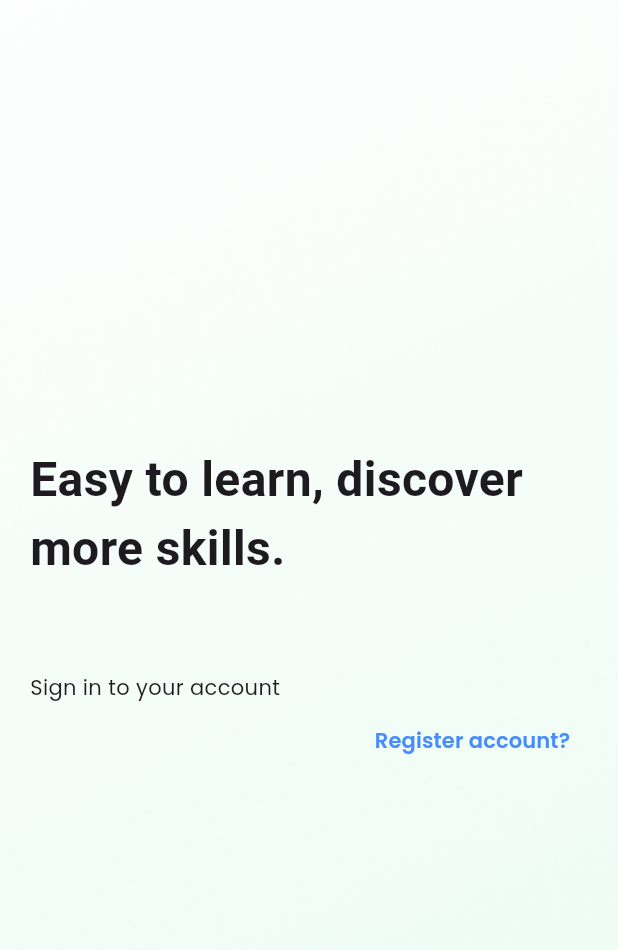
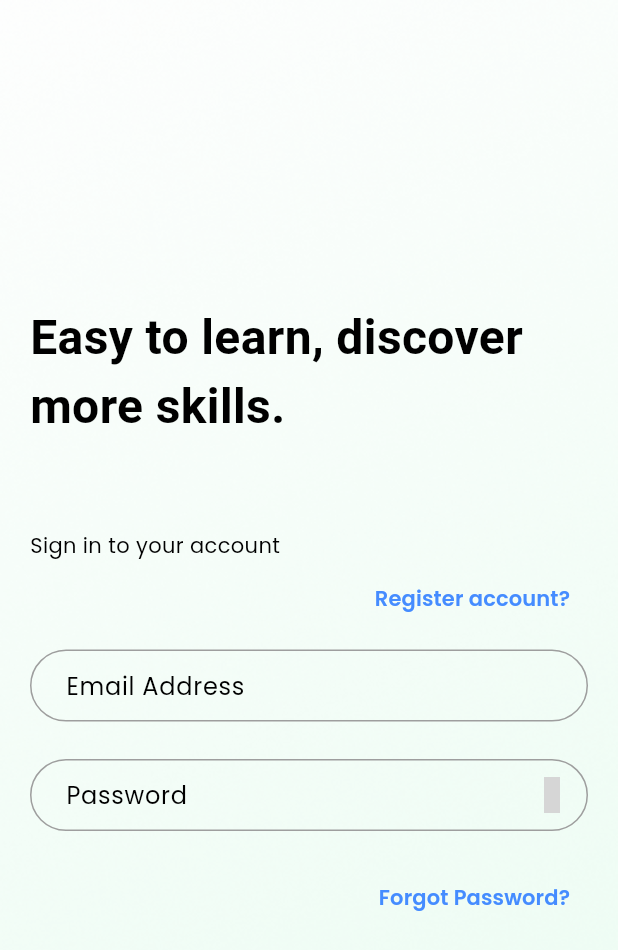
Before and after one commit to Jagmeet236/TeachingAPP, a Flutter app: the SignInPage screen opened by its route, on a phone screen of 412 x 824 dp. Shown: the top 950 px of the screen. Run offline on Flutter 3.47's test engine with Material 3 defaults, Android fonts, the phone set to English and light mode, and no system bars; our stand-ins replace bloc, cloud_firestore, dartz, equatable, firebase_auth, firebase_core and 8 more; accounts and stored records are empty; project files that could hold a hidden picture were left out; grey boxes are pictures that could not be loaded.

Commit message:
added the sign_in_form widget, fixed routes,

```diff
--- /dev/null
+++ b/lib/core/common/widgets/app_text_field.dart
@@ -0,0 +1,79 @@
+import 'package:flutter/material.dart';
+
+class AppTextField extends StatelessWidget {
+  const AppTextField({
+    required this.controller,
+    super.key,
+    this.validator,
+    this.filled = false,
+    this.fillColor,
+    this.obscureText = false,
+    this.readOnly = false,
+    this.suffixIcon,
+    this.hintText,
+    this.keyboardType,
+    this.overrideValidator = false,
+    this.hintStyle,
+  });
+
+  final String? Function(String?)? validator;
+  final TextEditingController controller;
+  final bool filled;
+  final Color? fillColor;
+  final bool obscureText;
+  final bool readOnly;
+  final Widget? suffixIcon;
+  final String? hintText;
+  final TextInputType? keyboardType;
+  final bool overrideValidator;
+  final TextStyle? hintStyle;
+
+  @override
+  Widget build(BuildContext context) {
+    return TextFormField(
+      controller: controller,
+      validator: overrideValidator
+          ? validator
+          : (value) {
+              if (value == null || value.isEmpty) {
+                return 'This field is required';
+              }
+              return validator?.call(value);
+            },
+      onTapOutside: (_) {
+        FocusScope.of(context).unfocus();
+      },
+      keyboardType: keyboardType,
+      obscureText: obscureText,
+      readOnly: readOnly,
+      decoration: InputDecoration(
+        border: OutlineInputBorder(
+          borderRadius: BorderRadius.circular(90),
+        ),
+        enabledBorder: OutlineInputBorder(
+          borderRadius: BorderRadius.circular(90),
+          borderSide: const BorderSide(
+            color: Colors.grey,
+          ),
+        ),
+        focusedBorder: OutlineInputBorder(
+          borderRadius: BorderRadius.circular(90),
+          borderSide: BorderSide(
+            color: Theme.of(context).primaryColor,
+          ),
+        ),
+        // overriding the default padding
+        contentPadding: const EdgeInsets.symmetric(horizontal: 20),
+        filled: filled,
+        fillColor: fillColor,
+        suffixIcon: suffixIcon,
+        hintText: hintText,
+        hintStyle: hintStyle ??
+            const TextStyle(
+              fontSize: 16,
+              fontWeight: FontWeight.w400,
+            ),
+      ),
+    );
+  }
+}
--- a/lib/core/services/router.dart
+++ b/lib/core/services/router.dart
@@ -14,74 +14,4 @@ import 'package:flutter/material.dart';
 import 'package:flutter_bloc/flutter_bloc.dart';
 import 'package:shared_preferences/shared_preferences.dart';
 
-Route<dynamic> generateRoute(RouteSettings settings) {
-  switch (settings.name) {
-    case '/':
-      final prefs = sl<SharedPreferences>();
-      return _pageBuilder(
-        (context) {
-          if (prefs.getBool(kFirstTimerKey) ?? true) {
-            return BlocProvider(
-              create: (_) => sl<OnBoardingCubit>(),
-              child: const OnBoardingScreen(),
-            );
-          } else if (sl<FirebaseAuth>().currentUser != null) {
-            final user = sl<FirebaseAuth>().currentUser!;
-            final localUser = LocalUserModel(
-              uid: user.uid,
-              email: user.email ?? '',
-              points: 0,
-              fullName: user.displayName ?? '',
-            );
-            context.userProvider.initUser(localUser);
-            return const DashBoard();
-          }
-          return BlocProvider(
-            create: (_) => sl<AuthenticationBloc>(),
-            child: const SignInPage(),
-          );
-        },
-        settings: settings,
-      );
-    case SignInPage.routeName:
-      return _pageBuilder(
-        (_) => BlocProvider(
-          create: (_) => sl<AuthenticationBloc>(),
-          child: const SignInPage(),
-        ),
-        settings: settings,
-      );
-    case SignUpPage.routeName:
-      return _pageBuilder(
-        (_) => BlocProvider(
-          create: (_) => sl<AuthenticationBloc>(),
-          child: const SignUpPage(),
-        ),
-        settings: settings,
-      );
-    case DashBoard.routeName:
-      return _pageBuilder(
-        (_) => const DashBoard(),
-        settings: settings,
-      );
-    default:
-      return _pageBuilder(
-        (_) => const PageUnderConstruction(),
-        settings: settings,
-      );
-  }
-}
-
-PageRouteBuilder<dynamic> _pageBuilder(
-  Widget Function(BuildContext) page, {
-  required RouteSettings settings,
-}) {
-  return PageRouteBuilder(
-    settings: settings,
-    transitionsBuilder: (_, animation, __, child) => FadeTransition(
-      opacity: animation,
-      child: child,
-    ),
-    pageBuilder: (context, _, __) => page(context),
-  );
-}
+part 'router.main.dart';
--- /dev/null
+++ b/lib/core/services/router.main.dart
@@ -0,0 +1,73 @@
+part of 'router.dart';
+
+Route<dynamic> generateRoute(RouteSettings settings) {
+  switch (settings.name) {
+    case '/':
+      final prefs = sl<SharedPreferences>();
+      return _pageBuilder(
+        (context) {
+          if (prefs.getBool(kFirstTimerKey) ?? true) {
+            return BlocProvider(
+              create: (_) => sl<OnBoardingCubit>(),
+              child: const OnBoardingScreen(),
+            );
+          } else if (sl<FirebaseAuth>().currentUser != null) {
+            final user = sl<FirebaseAuth>().currentUser!;
+            final localUser = LocalUserModel(
+              uid: user.uid,
+              email: user.email ?? '',
+              points: 0,
+              fullName: user.displayName ?? '',
+            );
+            context.userProvider.initUser(localUser);
+            return const DashBoard();
+          }
+          return BlocProvider(
+            create: (_) => sl<AuthenticationBloc>(),
+            child: const SignInPage(),
+          );
+        },
+        settings: settings,
+      );
+    case SignInPage.routeName:
+      return _pageBuilder(
+        (_) => BlocProvider(
+          create: (_) => sl<AuthenticationBloc>(),
+          child: const SignInPage(),
+        ),
+        settings: settings,
+      );
+    case SignUpPage.routeName:
+      return _pageBuilder(
+        (_) => BlocProvider(
+          create: (_) => sl<AuthenticationBloc>(),
+          child: const SignUpPage(),
+        ),
+        settings: settings,
+      );
+    case DashBoard.routeName:
+      return _pageBuilder(
+        (_) => const DashBoard(),
+        settings: settings,
+      );
+    default:
+      return _pageBuilder(
+        (_) => const PageUnderConstruction(),
+        settings: settings,
+      );
+  }
+}
+
+PageRouteBuilder<dynamic> _pageBuilder(
+  Widget Function(BuildContext) page, {
+  required RouteSettings settings,
+}) {
+  return PageRouteBuilder(
+    settings: settings,
+    transitionsBuilder: (_, animation, __, child) => FadeTransition(
+      opacity: animation,
+      child: child,
+    ),
+    pageBuilder: (context, _, __) => page(context),
+  );
+}
--- a/lib/main.dart
+++ b/lib/main.dart
@@ -34,6 +34,8 @@ class MainApp extends StatelessWidget {
           appBarTheme: const AppBarTheme(
             color: Colors.transparent,
           ),
+          colorScheme:
+              ColorScheme.fromSwatch(accentColor: Colours.primaryColor),
         ),
         onGenerateRoute: generateRoute,
       ),
--- a/lib/src/authentication/presentation/view/sign_in_screen.dart
+++ b/lib/src/authentication/presentation/view/sign_in_screen.dart
@@ -7,7 +7,9 @@ import 'package:education_app/core/utils/core_utils.dart';
 import 'package:education_app/src/authentication/data/models/user_model.dart';
 import 'package:education_app/src/authentication/presentation/bloc/authentication_bloc.dart';
 import 'package:education_app/src/authentication/presentation/view/sign_up_screen.dart';
+import 'package:education_app/src/authentication/presentation/widgets/sign_in_form.dart';
 import 'package:education_app/src/dashBoard/presentation/views/dashboard.dart';
+
 import 'package:flutter/material.dart';
 import 'package:flutter_bloc/flutter_bloc.dart';
 
@@ -99,6 +101,27 @@ class _SignInPageState extends State<SignInPage> {
                   const SizedBox(
                     height: 10,
                   ),
+                  SignInForm(
+                    emailController: emailController,
+                    passwordController: passwordController,
+                    formKey: formKey,
+                  ),
+                  const SizedBox(
+                    height: 20,
+                  ),
+                  Align(
+                    alignment: Alignment.centerRight,
+                    child: TextButton(
+                      onPressed: () {},
+                      child: const Text(
+                        'Forgot Password?',
+                        style: TextStyle(
+                          color: Colours.primaryColor,
+                          fontWeight: FontWeight.w600,
+                        ),
+                      ),
+                    ),
+                  ),
                 ],
               ),
             ),
--- /dev/null
+++ b/lib/src/authentication/presentation/widgets/sign_in_form.dart
@@ -0,0 +1,57 @@
+import 'package:education_app/core/common/widgets/app_text_field.dart';
+import 'package:flutter/material.dart';
+import 'package:iconly/iconly.dart';
+
+class SignInForm extends StatefulWidget {
+  const SignInForm({
+    required this.emailController,
+    required this.passwordController,
+    required this.formKey,
+    super.key,
+  });
+  final TextEditingController emailController;
+  final TextEditingController passwordController;
+  final GlobalKey<FormState> formKey;
+
+  @override
+  State<SignInForm> createState() => _SignInFormState();
+}
+
+class _SignInFormState extends State<SignInForm> {
+  bool obscurePassword = true;
+  @override
+  Widget build(BuildContext context) {
+    return Form(
+      key: widget.formKey,
+      child: Column(
+        children: [
+          AppTextField(
+            controller: widget.emailController,
+            hintText: 'Email Address',
+            keyboardType: TextInputType.emailAddress,
+          ),
+          const SizedBox(
+            height: 25,
+          ),
+          AppTextField(
+            controller: widget.passwordController,
+            hintText: 'Password',
+            obscureText: obscurePassword,
+            keyboardType: TextInputType.visiblePassword,
+            suffixIcon: IconButton(
+              onPressed: () {
+                setState(() {
+                  obscurePassword = !obscurePassword;
+                });
+              },
+              icon: Icon(
+                obscurePassword ? IconlyLight.show : IconlyLight.hide,
+                color: Colors.grey,
+              ),
+            ),
+          ),
+        ],
+      ),
+    );
+  }
+}
```
